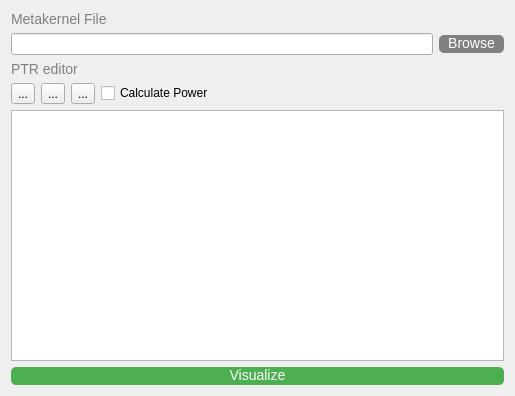
First picture: the form in ui/design/qtcreator/ptr-editor.ui, repository esaSPICEservice/ess-plugin, before the edit.
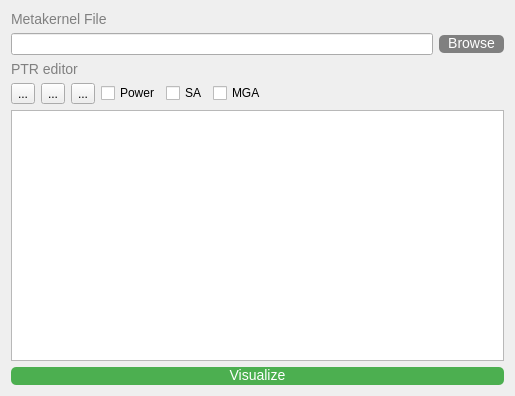
Second picture: the form after the edit. Icons and pictures are not drawn.

```diff
--- a/ui/design/qtcreator/ptr-editor.ui
+++ b/ui/design/qtcreator/ptr-editor.ui
@@ -116,7 +116,21 @@
      <item>
       <widget class="QCheckBox" name="powerCheck">
        <property name="text">
-        <string>Calculate Power</string>
+        <string>Power</string>
+       </property>
+      </widget>
+     </item>
+     <item>
+      <widget class="QCheckBox" name="saCheck">
+       <property name="text">
+        <string>SA</string>
+       </property>
+      </widget>
+     </item>
+     <item>
+      <widget class="QCheckBox" name="mgaCheck">
+       <property name="text">
+        <string>MGA</string>
        </property>
       </widget>
      </item>
```
